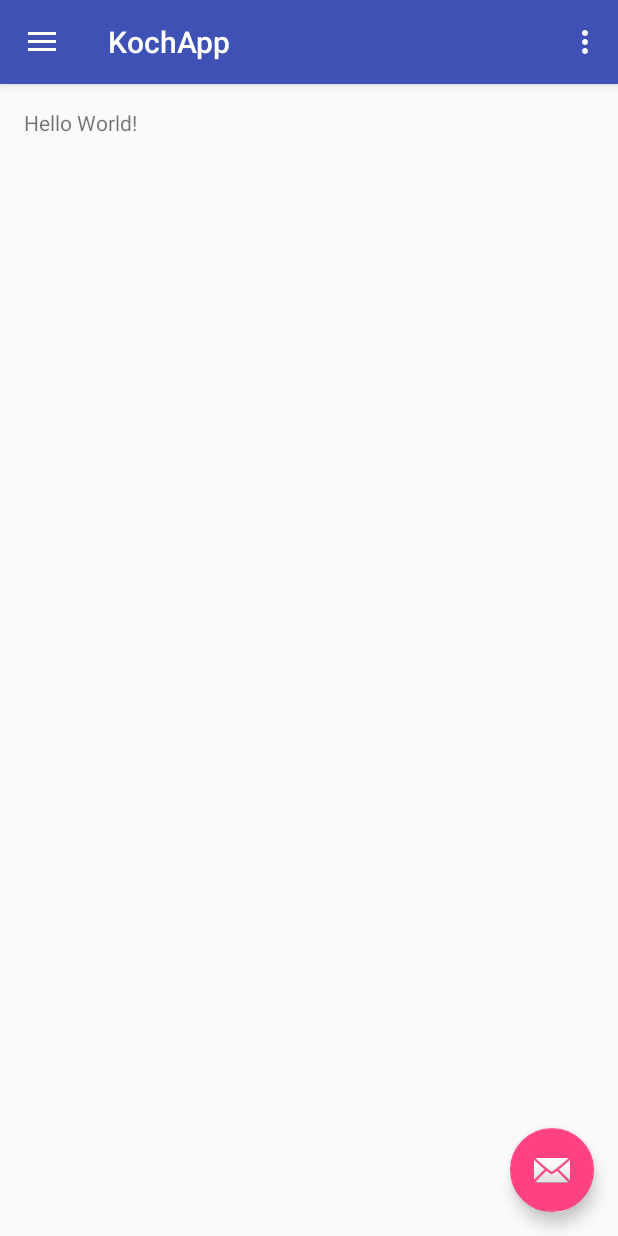
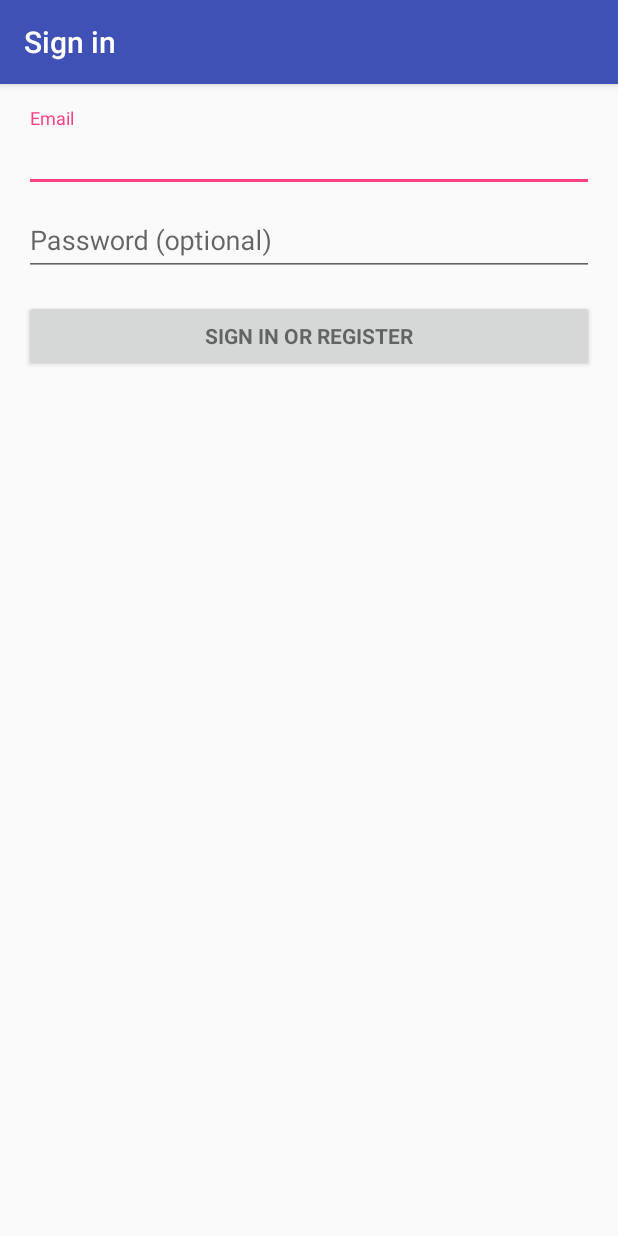
Before and after one commit to kalina-l/KochApp, an Android app: the screen it shows after launch (MainActivity before the commit, LoginActivity after it), on a phone screen of 412 x 824 dp. Run offline under Robolectric (Android 15) with nearby library versions, the phone set to English and light mode, and no system bars; our stand-ins replace Firebase (no records; nobody signed in at launch, a user with empty details on screens opened directly); 2 statements that could not run were skipped.

Commit message:
authentification method with email and password almost set up - only handling wrong input must me enhanced

```diff
--- /dev/null
+++ b/app/src/main/java/com/kalina/kochapp/LoginActivity.java
@@ -0,0 +1,385 @@
+package com.kalina.kochapp;
+
+import android.animation.Animator;
+import android.animation.AnimatorListenerAdapter;
+import android.annotation.TargetApi;
+import android.content.Intent;
+import android.content.pm.PackageManager;
+import android.support.annotation.NonNull;
+import android.support.design.widget.Snackbar;
+import android.support.v7.app.AlertDialog;
+import android.support.v7.app.AppCompatActivity;
+import android.app.LoaderManager.LoaderCallbacks;
+
+import android.content.CursorLoader;
+import android.content.Loader;
+import android.database.Cursor;
+import android.net.Uri;
+import android.os.AsyncTask;
+
+import android.os.Build;
+import android.os.Bundle;
+import android.provider.ContactsContract;
+import android.text.TextUtils;
+import android.view.KeyEvent;
+import android.view.View;
+import android.view.View.OnClickListener;
+import android.view.inputmethod.EditorInfo;
+import android.widget.ArrayAdapter;
+import android.widget.AutoCompleteTextView;
+import android.widget.Button;
+import android.widget.EditText;
+import android.widget.TextView;
+
+import java.util.ArrayList;
+import java.util.List;
+import com.google.firebase.auth.*;
+import com.google.android.gms.tasks.OnCompleteListener;
+import com.google.android.gms.tasks.Task;
+
+
+import static android.Manifest.permission.READ_CONTACTS;
+
+/**
+ * A login screen that offers login via email/password.
+ */
+public class LoginActivity extends AppCompatActivity implements LoaderCallbacks<Cursor> {
+
+    /**
+     * Id to identity READ_CONTACTS permission request.
+     */
+    private static final int REQUEST_READ_CONTACTS = 0;
+
+    /**
+     * Keep track of the login task to ensure we can cancel it if requested.
+     */
+    private UserLoginTask mAuthTask = null;
+
+    // UI references.
+    private AutoCompleteTextView mEmailView;
+    private EditText mPasswordView;
+    private View mProgressView;
+    private View mLoginFormView;
+
+    private FirebaseAuth mFirebaseAuth;
+
+    @Override
+    protected void onCreate(Bundle savedInstanceState) {
+        super.onCreate(savedInstanceState);
+        setContentView(R.layout.login_activity);
+
+        // Initialize FirebaseAuth
+        mFirebaseAuth = FirebaseAuth.getInstance();
+
+        // Set up the login form.
+        mEmailView = (AutoCompleteTextView) findViewById(R.id.email);
+        populateAutoComplete();
+
+        mPasswordView = (EditText) findViewById(R.id.password);
+        mPasswordView.setOnEditorActionListener(new TextView.OnEditorActionListener() {
+            @Override
+            public boolean onEditorAction(TextView textView, int id, KeyEvent keyEvent) {
+                if (id == R.id.login || id == EditorInfo.IME_NULL) {
+                    attemptLogin();
+                    return true;
+                }
+                return false;
+            }
+        });
+
+        Button mEmailSignInButton = (Button) findViewById(R.id.email_sign_in_button);
+        mEmailSignInButton.setOnClickListener(new OnClickListener() {
+            @Override
+            public void onClick(View view) {
+                attemptLogin();
+            }
+        });
+
+        mLoginFormView = findViewById(R.id.login_form);
+        mProgressView = findViewById(R.id.login_progress);
+    }
+
+    private void populateAutoComplete() {
+        if (!mayRequestContacts()) {
+            return;
+        }
+
+        getLoaderManager().initLoader(0, null, this);
+    }
+
+    private boolean mayRequestContacts() {
+        if (Build.VERSION.SDK_INT < Build.VERSION_CODES.M) {
+            return true;
+        }
+        if (checkSelfPermission(READ_CONTACTS) == PackageManager.PERMISSION_GRANTED) {
+            return true;
+        }
+        if (shouldShowRequestPermissionRationale(READ_CONTACTS)) {
+            Snackbar.make(mEmailView, R.string.permission_rationale, Snackbar.LENGTH_INDEFINITE)
+                    .setAction(android.R.string.ok, new View.OnClickListener() {
+                        @Override
+                        @TargetApi(Build.VERSION_CODES.M)
+                        public void onClick(View v) {
+                            requestPermissions(new String[]{READ_CONTACTS}, REQUEST_READ_CONTACTS);
+                        }
+                    });
+        } else {
+            requestPermissions(new String[]{READ_CONTACTS}, REQUEST_READ_CONTACTS);
+        }
+        return false;
+    }
+
+    /**
+     * Callback received when a permissions request has been completed.
+     */
+    @Override
+    public void onRequestPermissionsResult(int requestCode, @NonNull String[] permissions,
+                                           @NonNull int[] grantResults) {
+        if (requestCode == REQUEST_READ_CONTACTS) {
+            if (grantResults.length == 1 && grantResults[0] == PackageManager.PERMISSION_GRANTED) {
+                populateAutoComplete();
+            }
+        }
+    }
+
+
+    /**
+     * Attempts to sign in or register the account specified by the login form.
+     * If there are form errors (invalid email, missing fields, etc.), the
+     * errors are presented and no actual login attempt is made.
+     */
+    private void attemptLogin() {
+        if (mAuthTask != null) {
+            return;
+        }
+
+        // Reset errors.
+        mEmailView.setError(null);
+        mPasswordView.setError(null);
+
+        // Store values at the time of the login attempt.
+        String email = mEmailView.getText().toString();
+        String password = mPasswordView.getText().toString();
+
+        email = email.trim();
+        password = password.trim();
+
+        boolean cancel = false;
+        View focusView = null;
+
+        // Check for a valid password, if the user entered one.
+        if (!TextUtils.isEmpty(password) && !isPasswordValid(password)) {
+            mPasswordView.setError(getString(R.string.error_invalid_password));
+            focusView = mPasswordView;
+            cancel = true;
+        }
+
+        // Check for a valid email address.
+        if (TextUtils.isEmpty(email)) {
+            mEmailView.setError(getString(R.string.error_field_required));
+            focusView = mEmailView;
+            cancel = true;
+        } else if (!isEmailValid(email)) {
+            mEmailView.setError(getString(R.string.error_invalid_email));
+            focusView = mEmailView;
+            cancel = true;
+        }
+
+        if (cancel) {
+            // There was an error; don't attempt login and focus the first
+            // form field with an error.
+            focusView.requestFocus();
+        } else {
+            // Show a progress spinner, and kick off a background task to
+            // perform the user login attempt.
+            showProgress(true);
+
+            mFirebaseAuth.signInWithEmailAndPassword(email, password)
+                    .addOnCompleteListener(LoginActivity.this, new OnCompleteListener<AuthResult>() {
+                        @Override
+                        public void onComplete(@NonNull Task<AuthResult> task) {
+                            if (task.isSuccessful()) {
+                                Intent intent = new Intent(LoginActivity.this, MainActivity.class);
+                                intent.addFlags(Intent.FLAG_ACTIVITY_NEW_TASK);
+                                intent.addFlags(Intent.FLAG_ACTIVITY_CLEAR_TASK);
+                                startActivity(intent);
+                            } else {
+                                AlertDialog.Builder builder = new AlertDialog.Builder(LoginActivity.this);
+                                builder.setMessage(task.getException().getMessage())
+                                        .setTitle(R.string.error_auth_failed)
+                                        .setPositiveButton(android.R.string.ok, null);
+                                AlertDialog dialog = builder.create();
+                                dialog.show();
+                            }
+                        }
+                    });
+
+            //mAuthTask = new UserLoginTask(email, password, mFirebaseAuth);
+            //mAuthTask.execute((Void) null);
+        }
+    }
+
+    private boolean isEmailValid(String email) {
+        //TODO: Replace this with your own logic
+        return email.contains("@");
+    }
+
+    private boolean isPasswordValid(String password) {
+        //TODO: Replace this with your own logic
+        return password.length() > 4;
+    }
+
+    /**
+     * Shows the progress UI and hides the login form.
+     */
+    @TargetApi(Build.VERSION_CODES.HONEYCOMB_MR2)
+    private void showProgress(final boolean show) {
+        // On Honeycomb MR2 we have the ViewPropertyAnimator APIs, which allow
+        // for very easy animations. If available, use these APIs to fade-in
+        // the progress spinner.
+        if (Build.VERSION.SDK_INT >= Build.VERSION_CODES.HONEYCOMB_MR2) {
+            int shortAnimTime = getResources().getInteger(android.R.integer.config_shortAnimTime);
+
+            mLoginFormView.setVisibility(show ? View.GONE : View.VISIBLE);
+            mLoginFormView.animate().setDuration(shortAnimTime).alpha(
+                    show ? 0 : 1).setListener(new AnimatorListenerAdapter() {
+                @Override
+                public void onAnimationEnd(Animator animation) {
+                    mLoginFormView.setVisibility(show ? View.GONE : View.VISIBLE);
+                }
+            });
+
+            mProgressView.setVisibility(show ? View.VISIBLE : View.GONE);
+            mProgressView.animate().setDuration(shortAnimTime).alpha(
+                    show ? 1 : 0).setListener(new AnimatorListenerAdapter() {
+                @Override
+                public void onAnimationEnd(Animator animation) {
+                    mProgressView.setVisibility(show ? View.VISIBLE : View.GONE);
+                }
+            });
+        } else {
+            // The ViewPropertyAnimator APIs are not available, so simply show
+            // and hide the relevant UI components.
+            mProgressView.setVisibility(show ? View.VISIBLE : View.GONE);
+            mLoginFormView.setVisibility(show ? View.GONE : View.VISIBLE);
+        }
+    }
+
+    @Override
+    public Loader<Cursor> onCreateLoader(int i, Bundle bundle) {
+        return new CursorLoader(this,
+                // Retrieve data rows for the device user's 'profile' contact.
+                Uri.withAppendedPath(ContactsContract.Profile.CONTENT_URI,
+                        ContactsContract.Contacts.Data.CONTENT_DIRECTORY), ProfileQuery.PROJECTION,
+
+                // Select only email addresses.
+                ContactsContract.Contacts.Data.MIMETYPE +
+                        " = ?", new String[]{ContactsContract.CommonDataKinds.Email
+                .CONTENT_ITEM_TYPE},
+
+                // Show primary email addresses first. Note that there won't be
+                // a primary email address if the user hasn't specified one.
+                ContactsContract.Contacts.Data.IS_PRIMARY + " DESC");
+    }
+
+    @Override
+    public void onLoadFinished(Loader<Cursor> cursorLoader, Cursor cursor) {
+        List<String> emails = new ArrayList<>();
+        cursor.moveToFirst();
+        while (!cursor.isAfterLast()) {
+            emails.add(cursor.getString(ProfileQuery.ADDRESS));
+            cursor.moveToNext();
+        }
+
+        addEmailsToAutoComplete(emails);
+    }
+
+    @Override
+    public void onLoaderReset(Loader<Cursor> cursorLoader) {
+
+    }
+
+    private void addEmailsToAutoComplete(List<String> emailAddressCollection) {
+        //Create adapter to tell the AutoCompleteTextView what to show in its dropdown list.
+        ArrayAdapter<String> adapter =
+                new ArrayAdapter<>(LoginActivity.this,
+                        android.R.layout.simple_dropdown_item_1line, emailAddressCollection);
+
+        mEmailView.setAdapter(adapter);
+    }
+
+
+    private interface ProfileQuery {
+        String[] PROJECTION = {
+                ContactsContract.CommonDataKinds.Email.ADDRESS,
+                ContactsContract.CommonDataKinds.Email.IS_PRIMARY,
+        };
+
+        int ADDRESS = 0;
+        int IS_PRIMARY = 1;
+    }
+
+    /**
+     * Represents an asynchronous login/registration task used to authenticate
+     * the user.
+     */
+    public class UserLoginTask extends AsyncTask<Void, Void, Boolean> {
+
+        private final String mEmail;
+        private final String mPassword;
+        private FirebaseAuth mFirebaseAuth;
+
+        UserLoginTask(String email, String password, FirebaseAuth mFirebaseAuth) {
+            mEmail = email;
+            mPassword = password;
+            this.mFirebaseAuth = mFirebaseAuth;
+        }
+
+        @Override
+        protected Boolean doInBackground(Void... params) {
+            // TODO: attempt authentication against a network service.
+            mFirebaseAuth.signInWithEmailAndPassword(mEmail, mPassword)
+                    .addOnCompleteListener(LoginActivity.this, new OnCompleteListener<AuthResult>() {
+                        @Override
+                        public void onComplete(@NonNull Task<AuthResult> task) {
+                            if (task.isSuccessful()) {
+                                Intent intent = new Intent(LoginActivity.this, MainActivity.class);
+                                intent.addFlags(Intent.FLAG_ACTIVITY_NEW_TASK);
+                                intent.addFlags(Intent.FLAG_ACTIVITY_CLEAR_TASK);
+                                startActivity(intent);
+                            } else {
+                                AlertDialog.Builder builder = new AlertDialog.Builder(LoginActivity.this);
+                                builder.setMessage(task.getException().getMessage())
+                                        .setTitle(R.string.error_auth_failed)
+                                        .setPositiveButton(android.R.string.ok, null);
+                                AlertDialog dialog = builder.create();
+                                dialog.show();
+                            }
+                        }
+                    });
+
+
+            // TODO: register the new account here.
+            return true;
+        }
+
+        @Override
+        protected void onPostExecute(final Boolean success) {
+            mAuthTask = null;
+            showProgress(false);
+
+            if (success) {
+                finish();
+            } else {
+                mPasswordView.setError(getString(R.string.error_incorrect_password));
+                mPasswordView.requestFocus();
+            }
+        }
+
+        @Override
+        protected void onCancelled() {
+            mAuthTask = null;
+            showProgress(false);
+        }
+    }
+}
--- a/app/src/main/java/com/kalina/kochapp/MainActivity.java
+++ b/app/src/main/java/com/kalina/kochapp/MainActivity.java
@@ -14,9 +14,15 @@ import android.support.v7.app.AppCompatActivity;
 import android.support.v7.widget.Toolbar;
 import android.view.Menu;
 import android.view.MenuItem;
+import com.google.firebase.auth.*;
 
 public class MainActivity extends AppCompatActivity
         implements NavigationView.OnNavigationItemSelectedListener {
+
+
+    private FirebaseAuth mFirebaseAuth;
+    private FirebaseUser mFirebaseUser;
+
 
     @Override
     protected void onCreate(Bundle savedInstanceState) {
@@ -42,6 +48,15 @@ public class MainActivity extends AppCompatActivity
 
         NavigationView navigationView = (NavigationView) findViewById(R.id.nav_view);
         navigationView.setNavigationItemSelectedListener(this);
+
+        // Initialize Firebase Auth
+        mFirebaseAuth = FirebaseAuth.getInstance();
+        mFirebaseUser = mFirebaseAuth.getCurrentUser();
+
+        if (mFirebaseUser == null) {
+            // Not logged in, launch the Log In activity
+            loadLogInView();
+        }
     }
 
     private void fillRecipeList(){
@@ -103,10 +118,21 @@ public class MainActivity extends AppCompatActivity
 
         } else if (id == R.id.nav_send) {
 
+        } else if (id == R.id.action_logout) {
+            Log.d("MSG:", "User hat sich ausgeloggt.");
+            mFirebaseAuth.signOut();
+            loadLogInView();
         }
 
         DrawerLayout drawer = (DrawerLayout) findViewById(R.id.drawer_layout);
         drawer.closeDrawer(GravityCompat.START);
         return true;
     }
+
+    private void loadLogInView() {
+        Intent intent = new Intent(this, LoginActivity.class);
+        intent.addFlags(Intent.FLAG_ACTIVITY_NEW_TASK);
+        intent.addFlags(Intent.FLAG_ACTIVITY_CLEAR_TASK);
+        startActivity(intent);
+    }
 }
--- /dev/null
+++ b/app/src/main/res/layout/login_activity.xml
@@ -0,0 +1,77 @@
+<LinearLayout xmlns:android="http://schemas.android.com/apk/res/android"
+    xmlns:tools="http://schemas.android.com/tools"
+    android:layout_width="match_parent"
+    android:layout_height="match_parent"
+    android:gravity="center_horizontal"
+    android:orientation="vertical"
+    android:paddingBottom="@dimen/activity_vertical_margin"
+    android:paddingLeft="@dimen/activity_horizontal_margin"
+    android:paddingRight="@dimen/activity_horizontal_margin"
+    android:paddingTop="@dimen/activity_vertical_margin"
+    tools:context="com.kalina.kochapp.LoginActivity">
+
+    <!-- Login progress -->
+    <ProgressBar
+        android:id="@+id/login_progress"
+        style="?android:attr/progressBarStyleLarge"
+        android:layout_width="wrap_content"
+        android:layout_height="wrap_content"
+        android:layout_marginBottom="8dp"
+        android:visibility="gone" />
+
+    <ScrollView
+        android:id="@+id/login_form"
+        android:layout_width="match_parent"
+        android:layout_height="match_parent">
+
+        <LinearLayout
+            android:id="@+id/email_login_form"
+            android:layout_width="match_parent"
+            android:layout_height="wrap_content"
+            android:orientation="vertical">
+
+            <android.support.design.widget.TextInputLayout
+                android:layout_width="match_parent"
+                android:layout_height="wrap_content">
+
+                <AutoCompleteTextView
+                    android:id="@+id/email"
+                    android:layout_width="match_parent"
+                    android:layout_height="wrap_content"
+                    android:hint="@string/prompt_email"
+                    android:inputType="textEmailAddress"
+                    android:maxLines="1"
+                    android:singleLine="true" />
+
+            </android.support.design.widget.TextInputLayout>
+
+            <android.support.design.widget.TextInputLayout
+                android:layout_width="match_parent"
+                android:layout_height="wrap_content">
+
+                <EditText
+                    android:id="@+id/password"
+                    android:layout_width="match_parent"
+                    android:layout_height="wrap_content"
+                    android:hint="@string/prompt_password"
+                    android:imeActionId="@+id/login"
+                    android:imeActionLabel="@string/action_sign_in_short"
+                    android:imeOptions="actionUnspecified"
+                    android:inputType="textPassword"
+                    android:maxLines="1"
+                    android:singleLine="true" />
+
+            </android.support.design.widget.TextInputLayout>
+
+            <Button
+                android:id="@+id/email_sign_in_button"
+                style="?android:textAppearanceSmall"
+                android:layout_width="match_parent"
+                android:layout_height="wrap_content"
+                android:layout_marginTop="16dp"
+                android:text="@string/action_sign_in"
+                android:textStyle="bold" />
+
+        </LinearLayout>
+    </ScrollView>
+</LinearLayout>
--- a/app/src/main/res/menu/main_activity_drawer.xml
+++ b/app/src/main/res/menu/main_activity_drawer.xml
@@ -18,6 +18,10 @@
             android:id="@+id/nav_manage"
             android:icon="@drawable/ic_menu_manage"
             android:title="Tools" />
+        <item
+            android:id="@+id/action_logout"
+            android:icon="@drawable/ic_menu_manage"
+            android:title="Logout" />
     </group>
 
     <item android:title="Communicate">
--- a/app/src/main/res/values/strings.xml
+++ b/app/src/main/res/values/strings.xml
@@ -7,4 +7,19 @@
     <string name="action_settings">Settings</string>
     <string name="title_recipe_list">Recipes</string>
     <string name="title_recipe_detail">Recipe Detail</string>
+    <string name="title_activity_login">Sign in</string>
+
+    <!-- Strings related to login -->
+    <string name="prompt_email">Email</string>
+    <string name="prompt_password">Password (optional)</string>
+    <string name="action_sign_in">Sign in or register</string>
+    <string name="action_sign_in_short">Sign in</string>
+    <string name="error_invalid_email">This email address is invalid</string>
+    <string name="error_invalid_password">This password is too short</string>
+    <string name="error_incorrect_password">This password is incorrect</string>
+    <string name="error_field_required">This field is required</string>
+    <string name="error_auth_failed">Authentication failed.</string>
+    <string name="permission_rationale">"Contacts permissions are needed for providing email
+        completions."
+    </string>
 </resources>
```
Also changed, not shown: app/src/main/AndroidManifest.xml (+9 -1 lines).
